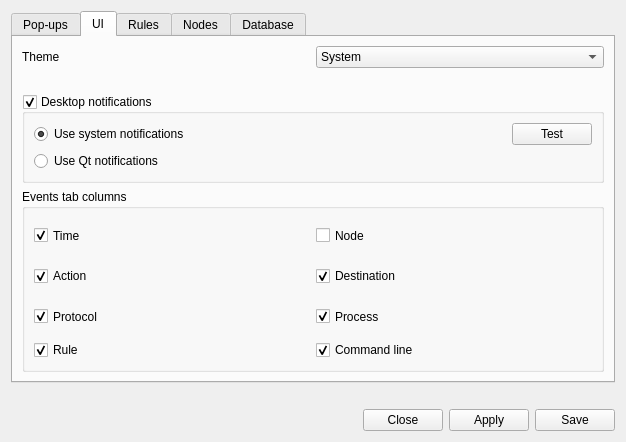
Qt form ui/opensnitch/res/preferences.ui (evilsocket/opensnitch) before a commit.
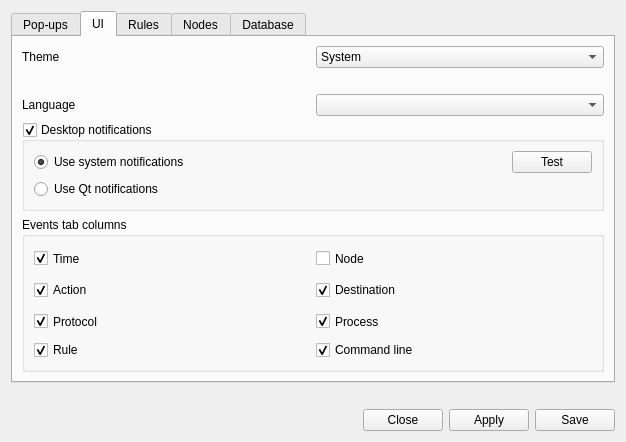
The same form after that commit. The open tabs and pages were chosen to show the change. Icons and pictures are not drawn.

Commit message:
ui, i18n: allow to change language from the GUI
Restarting the GUI is required for now.

Closes #709 #803

Patch:
```diff
--- a/ui/opensnitch/res/preferences.ui
+++ b/ui/opensnitch/res/preferences.ui
@@ -484,7 +484,7 @@
        <string>UI</string>
       </attribute>
       <layout class="QGridLayout" name="gridLayout_6">
-       <item row="2" column="0" colspan="2">
+       <item row="4" column="0" colspan="2">
         <widget class="QGroupBox" name="groupNotifs">
          <property name="sizePolicy">
           <sizepolicy hsizetype="Preferred" vsizetype="Fixed">
@@ -565,16 +565,7 @@
          </layout>
         </widget>
        </item>
-       <item row="0" column="1">
-        <widget class="QComboBox" name="comboUITheme">
-         <item>
-          <property name="text">
-           <string>System</string>
-          </property>
-         </item>
-        </widget>
-       </item>
-       <item row="3" column="0" colspan="2">
+       <item row="5" column="0" colspan="2">
         <widget class="QGroupBox" name="groupBox_2">
          <property name="sizePolicy">
           <sizepolicy hsizetype="Preferred" vsizetype="Preferred">
@@ -711,19 +702,6 @@
          </layout>
         </widget>
        </item>
-       <item row="1" column="0" colspan="2">
-        <widget class="QLabel" name="labelThemeError">
-         <property name="sizePolicy">
-          <sizepolicy hsizetype="Preferred" vsizetype="Maximum">
-           <horstretch>0</horstretch>
-           <verstretch>0</verstretch>
-          </sizepolicy>
-         </property>
-         <property name="text">
-          <string/>
-         </property>
-        </widget>
-       </item>
        <item row="0" column="0">
         <widget class="QLabel" name="label_21">
          <property name="text">
@@ -731,6 +709,38 @@
          </property>
         </widget>
        </item>
+       <item row="0" column="1">
+        <widget class="QComboBox" name="comboUITheme">
+         <item>
+          <property name="text">
+           <string>System</string>
+          </property>
+         </item>
+        </widget>
+       </item>
+       <item row="2" column="0">
+        <widget class="QLabel" name="label_19">
+         <property name="text">
+          <string>Language</string>
+         </property>
+        </widget>
+       </item>
+       <item row="2" column="1">
+        <widget class="QComboBox" name="comboUILang"/>
+       </item>
+       <item row="1" column="0">
+        <widget class="QLabel" name="labelThemeError">
+         <property name="sizePolicy">
+          <sizepolicy hsizetype="Preferred" vsizetype="Maximum">
+           <horstretch>0</horstretch>
+           <verstretch>0</verstretch>
+          </sizepolicy>
+         </property>
+         <property name="text">
+          <string/>
+         </property>
+        </widget>
+       </item>
       </layout>
      </widget>
      <widget class="QWidget" name="tab_5">
```
The commit also changes 5 other files.
